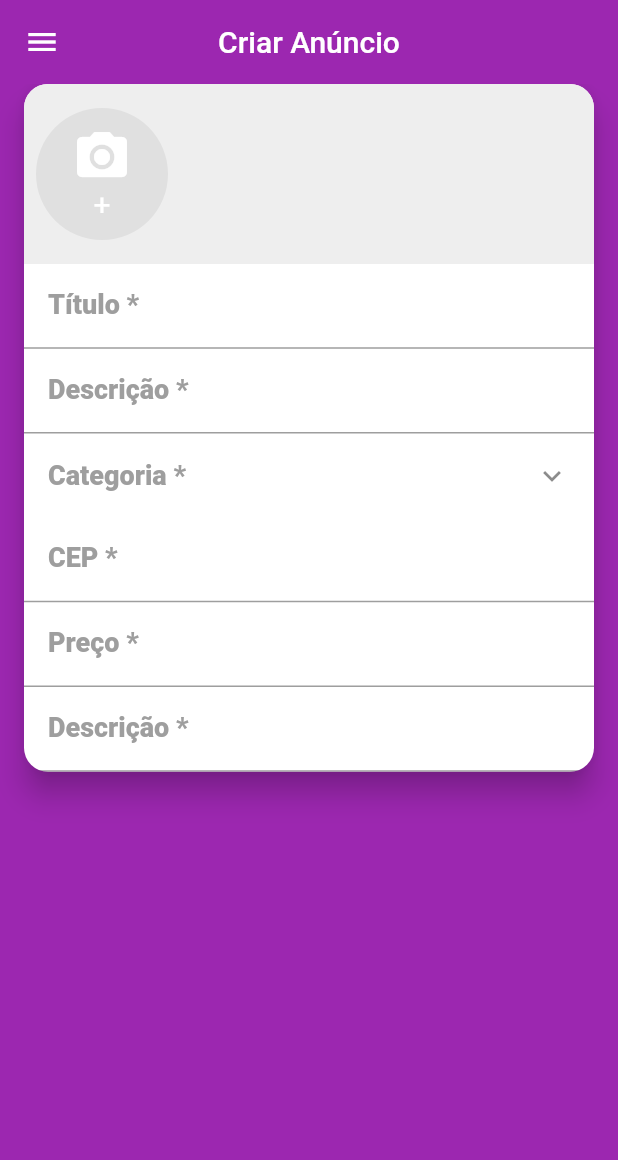
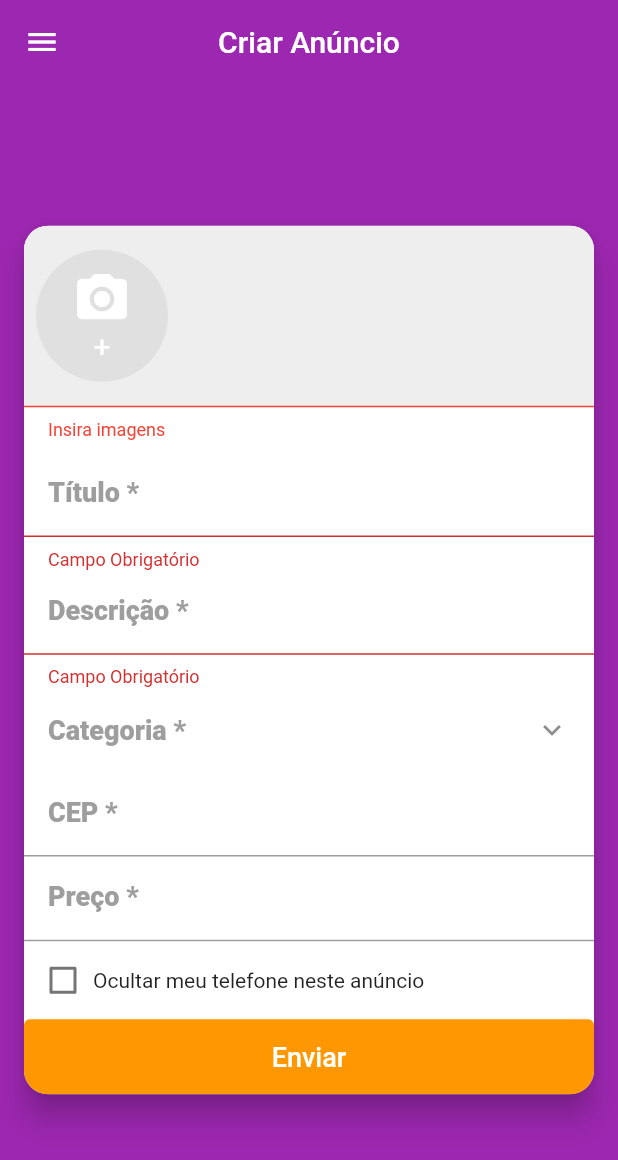
Before and after one commit to felipefranca824/Clone-Olx, a Flutter app: the CreateSreen screen opened directly, on a phone screen of 412 x 824 dp. Shown: the top 1160 px of the screen. Run offline on Flutter 3.47's test engine with Material 2 defaults, Android fonts, the light colour scheme and no system bars; our stand-ins replace brasil_fields, dio, flutter_mobx, get_it, image_cropper, image_picker and 3 more; accounts and stored records are empty; generated files the repository leaves out were written again; network calls fail.

Commit message:
Validaçoes de imagens, titulo e descriçao criadas

```diff
--- a/lib/main.dart
+++ b/lib/main.dart
@@ -42,7 +42,8 @@ class MyApp extends StatelessWidget {
       theme: ThemeData(
         primarySwatch: Colors.purple,
         scaffoldBackgroundColor: Colors.purple,
-        appBarTheme: AppBarTheme(elevation: 0)
+        appBarTheme: AppBarTheme(elevation: 0),
+        materialTapTargetSize: MaterialTapTargetSize.shrinkWrap,
       ),
       home: BaseScreen(),
     );
--- /dev/null
+++ b/lib/screens/create/components/hide_phone_field.dart
@@ -0,0 +1,30 @@
+import 'package:clone_olx/stores/create/create_store.dart';
+import 'package:flutter/material.dart';
+import 'package:flutter_mobx/flutter_mobx.dart';
+
+class HidePhoneField extends StatelessWidget {
+  HidePhoneField({Key? key, required this.createStore}) : super(key: key);
+
+  final CreateStore createStore;
+
+  @override
+  Widget build(BuildContext context) {
+    return Padding(
+      padding: EdgeInsets.all(6),
+      child: Row(
+        children: [
+          Observer(builder: (_) {
+            return Checkbox(
+              value: createStore.hidePhone,
+              onChanged: createStore.setHidePhone,
+              activeColor: Colors.purple,
+            );
+          }),
+          Expanded(
+            child: Text('Ocultar meu telefone neste anúncio'),
+          ),
+        ],
+      ),
+    );
+  }
+}
--- a/lib/screens/create/components/images_field.dart
+++ b/lib/screens/create/components/images_field.dart
@@ -21,7 +21,9 @@ class ImagesField extends StatelessWidget {
       Navigator.of(context).pop();
     }
 
-    return Container(
+    return Column(
+      children: [
+        Container(
             color: Colors.grey[200],
             height: 120,
             child: Observer(
@@ -46,7 +48,8 @@ class ImagesField extends StatelessWidget {
                             } else {
                               showCupertinoModalPopup(
                                 context: context,
-                            builder: (_) => ImageSourceModal(onImageSelected),
+                                builder: (_) =>
+                                    ImageSourceModal(onImageSelected),
                               );
                             }
                           },
@@ -83,19 +86,41 @@ class ImagesField extends StatelessWidget {
                               context: context,
                               builder: (_) => ImageDialog(
                                 image: createStore.images[index],
-                            onDelete: () => createStore.images.removeAt(index),
+                                onDelete: () =>
+                                    createStore.images.removeAt(index),
                               ),
                             );
                           },
                           child: CircleAvatar(
                             radius: 44,
-                        backgroundImage: FileImage(createStore.images[index]),
+                            backgroundImage:
+                                FileImage(createStore.images[index]),
                           ),
                         ),
                       );
                   },
                 );
               },
-        ));
+            )),
+        Observer(builder: (_) {
+          if (createStore.imagesError != null)
+            return Container(
+              alignment: Alignment.centerLeft,
+              decoration: BoxDecoration(
+                  border: Border(top: BorderSide(color: Colors.red))),
+              padding: const EdgeInsets.fromLTRB(16, 8, 0, 8),
+              child: Text(
+                createStore.imagesError.toString(),
+                style: TextStyle(
+                  color: Colors.red,
+                  fontSize: 12,
+                ),
+              ),
+            );
+          else
+            return Container();
+        }),
+      ],
+    );
   }
 }
--- a/lib/screens/create/create_screen.dart
+++ b/lib/screens/create/create_screen.dart
@@ -3,9 +3,11 @@ import 'package:clone_olx/components/custom_drawer/custom_drawer.dart';
 import 'package:clone_olx/stores/create/create_store.dart';
 import 'package:flutter/material.dart';
 import 'package:flutter/services.dart';
+import 'package:flutter_mobx/flutter_mobx.dart';
 
 import 'components/category_field.dart';
 import 'components/cep_field.dart';
+import 'components/hide_phone_field.dart';
 import 'components/images_field.dart';
 
 class CreateSreen extends StatelessWidget {
@@ -26,29 +28,40 @@ class CreateSreen extends StatelessWidget {
         title: Text('Criar Anúncio'),
         centerTitle: true,
       ),
-      body: Card(
+      body: Container(
+        alignment: Alignment.center,
+        child: SingleChildScrollView(
+          child: Card(
             clipBehavior: Clip.antiAlias,
             margin: const EdgeInsets.symmetric(horizontal: 16),
-        shape: RoundedRectangleBorder(borderRadius: BorderRadius.circular(16)),
+            shape:
+                RoundedRectangleBorder(borderRadius: BorderRadius.circular(16)),
             elevation: 8,
             child: Column(
+              crossAxisAlignment: CrossAxisAlignment.stretch,
               mainAxisSize: MainAxisSize.min,
               children: [
                 ImagesField(createStore),
-            TextFormField(
+                Observer(builder: (_) {
+                  return TextFormField(
                     decoration: InputDecoration(
                       labelText: 'Título *',
                       labelStyle: labelStyle,
                       contentPadding: contentPadding,
+                      errorText: createStore.titleError,
                     ),
-            ),
-            TextFormField(
+                    onChanged: createStore.setTitle,
+                  );
+                }),
+                Observer(builder: (_) {
+                  return TextFormField(
                     decoration: InputDecoration(
                         labelText: 'Descrição *',
                         labelStyle: labelStyle,
                         contentPadding: contentPadding,
-              ),
-            ),
+                        errorText: createStore.descriptionError),
+                  );
+                }),
                 CategoryField(createStore),
                 CepField(),
                 TextFormField(
@@ -64,15 +77,28 @@ class CreateSreen extends StatelessWidget {
                     RealInputFormatter(centavos: true)
                   ],
                 ),
-            TextFormField(
-              decoration: InputDecoration(
-                labelText: 'Descrição *',
-                labelStyle: labelStyle,
-                contentPadding: contentPadding,
+                HidePhoneField(
+                  createStore: createStore,
                 ),
-              maxLines: null,
+                SizedBox(
+                  height: 50,
+                  child: ElevatedButton(
+                    onPressed: () {},
+                    child: Text(
+                      'Enviar',
+                      style: TextStyle(
+                        fontSize: 18,
+                      ),
+                    ),
+                    style: ButtonStyle(
+                      backgroundColor:
+                          MaterialStateProperty.all<Color>(Colors.orange),
+                    ),
+                  ),
                 )
               ],
+            ),
+          ),
         ),
       ),
     );
```
Also changed, not shown: lib/stores/create/create_store.dart (+44 -0 lines), lib/stores/create/create_store.g.dart. Lines whose indentation alone changed are shown as unchanged.
